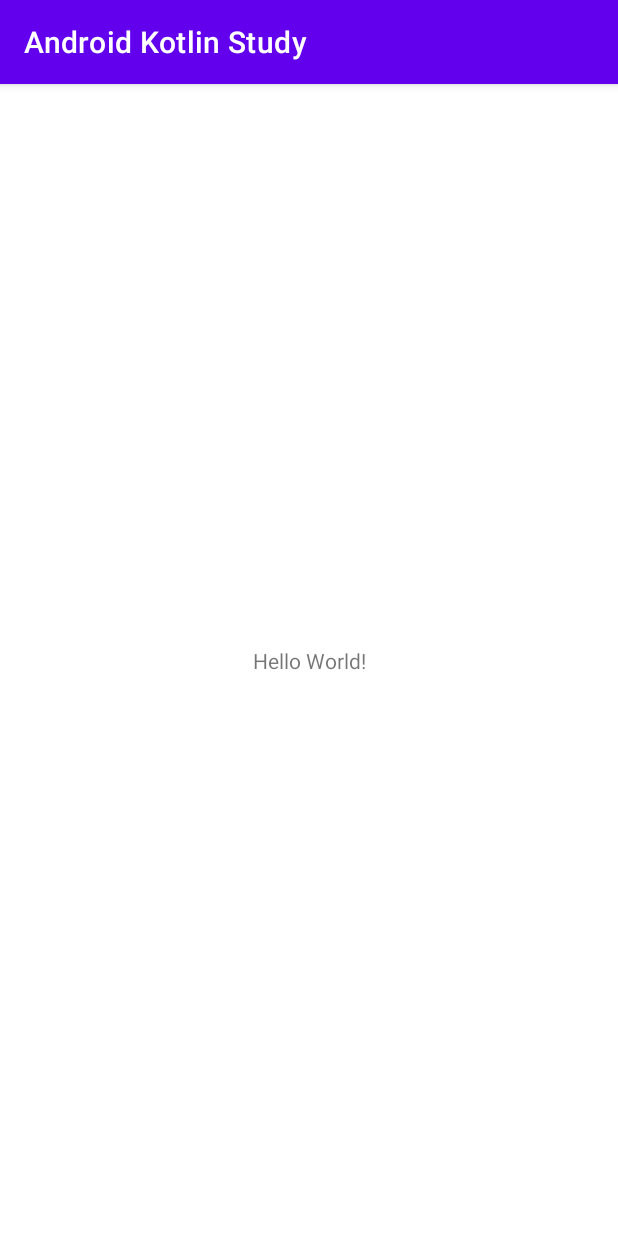
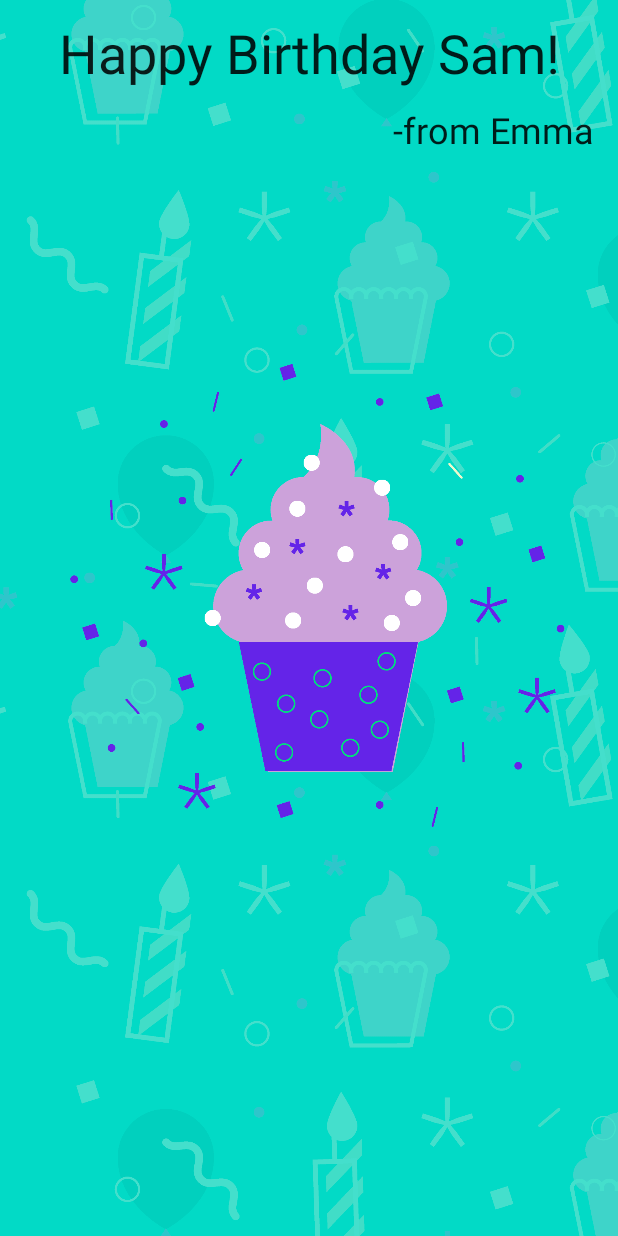
Before and after one commit to ji-dawn/Android-Kotlin-Study, an Android app built with Jetpack Compose: the screen it shows after launch (MainActivity before the commit, BirtdayGreetingActivity after it), on a phone screen of 412 x 824 dp. Run offline under Robolectric (Android 15) with nearby library versions, the phone set to English and light mode, and no system bars.

Commit message:
study: Basic Composable UI
- 학습 내용 : Composable로 Text, Image 삽입. content 위치, 크기 조정

```diff
--- /dev/null
+++ b/app/src/main/java/com/example/androidkotlinstudy/BirtdayGreetingActivity.kt
@@ -0,0 +1,87 @@
+package com.example.androidkotlinstudy
+
+import android.os.Bundle
+import androidx.activity.ComponentActivity
+import androidx.activity.compose.setContent
+import androidx.compose.foundation.Image
+import androidx.compose.foundation.background
+import androidx.compose.foundation.layout.*
+import androidx.compose.material.MaterialTheme
+import androidx.compose.material.Surface
+import androidx.compose.material.Text
+import androidx.compose.runtime.Composable
+import androidx.compose.ui.Alignment
+import androidx.compose.ui.Modifier
+import androidx.compose.ui.graphics.Color
+import androidx.compose.ui.layout.ContentScale
+import androidx.compose.ui.res.painterResource
+import androidx.compose.ui.res.stringResource
+import androidx.compose.ui.tooling.preview.Preview
+import androidx.compose.ui.unit.dp
+import androidx.compose.ui.unit.sp
+import com.example.androidkotlinstudy.ui.theme.AndroidKotlinStudyTheme
+
+class BirtdayGreetingActivity : ComponentActivity() {
+  override fun onCreate(savedInstanceState: Bundle?) {
+    super.onCreate(savedInstanceState)
+    setContent {
+      AndroidKotlinStudyTheme {
+        // A surface container using the 'background' color from the theme
+        Surface(
+          color = MaterialTheme.colors.background
+        ) {
+          BirthdayGreetingWithImage(
+            stringResource(R.string.happy_birthday_text),
+            getString(R.string.signature_text)
+          )
+        }
+      }
+    }
+  }
+}
+
+@Composable
+fun BirthdayGreetingWithText(message: String, from: String, modifier: Modifier = Modifier) {
+  Column(
+    modifier = modifier.fillMaxSize(),
+    verticalArrangement = Arrangement.Top,
+    horizontalAlignment = Alignment.CenterHorizontally
+  ) {
+    Text(
+      text = message,
+      fontSize = 36.sp,
+      modifier = Modifier.padding(top = 16.dp)
+    )
+    Text(
+      text = from,
+      fontSize = 24.sp,
+      modifier = Modifier
+        .padding(top = 16.dp, end = 16.dp)
+        .align(alignment = Alignment.End)
+    )
+  }
+}
+
+@Composable
+fun BirthdayGreetingWithImage(message: String, from: String, modifier: Modifier = Modifier) {
+  val image = painterResource(R.drawable.androidparty)
+  Box {
+    Image(
+      painter = image,
+      contentDescription = null,
+      contentScale = ContentScale.Crop
+    )
+    BirthdayGreetingWithText(message = message, from = from)
+  }
+}
+
+@Preview(showBackground = true)
+@Composable
+fun BirthdayCardPreview() {
+  AndroidKotlinStudyTheme {
+    BirthdayGreetingWithImage(
+      stringResource(R.string.happy_birthday_text),
+      stringResource(R.string.signature_text)
+    )
+  }
+}
--- /dev/null
+++ b/app/src/main/java/com/example/androidkotlinstudy/ui/theme/Color.kt
@@ -0,0 +1,8 @@
+package com.example.androidkotlinstudy.ui.theme
+
+import androidx.compose.ui.graphics.Color
+
+val Purple200 = Color(0xFFBB86FC)
+val Purple500 = Color(0xFF6200EE)
+val Purple700 = Color(0xFF3700B3)
+val Teal200 = Color(0xFF03DAC5)
--- /dev/null
+++ b/app/src/main/java/com/example/androidkotlinstudy/ui/theme/Shape.kt
@@ -0,0 +1,11 @@
+package com.example.androidkotlinstudy.ui.theme
+
+import androidx.compose.foundation.shape.RoundedCornerShape
+import androidx.compose.material.Shapes
+import androidx.compose.ui.unit.dp
+
+val Shapes = Shapes(
+    small = RoundedCornerShape(4.dp),
+    medium = RoundedCornerShape(4.dp),
+    large = RoundedCornerShape(0.dp)
+)
--- /dev/null
+++ b/app/src/main/java/com/example/androidkotlinstudy/ui/theme/Theme.kt
@@ -0,0 +1,47 @@
+package com.example.androidkotlinstudy.ui.theme
+
+import androidx.compose.foundation.isSystemInDarkTheme
+import androidx.compose.material.MaterialTheme
+import androidx.compose.material.darkColors
+import androidx.compose.material.lightColors
+import androidx.compose.runtime.Composable
+
+private val DarkColorPalette = darkColors(
+    primary = Purple200,
+    primaryVariant = Purple700,
+    secondary = Teal200
+)
+
+private val LightColorPalette = lightColors(
+    primary = Purple500,
+    primaryVariant = Purple700,
+    secondary = Teal200
+
+    /* Other default colors to override
+    background = Color.White,
+    surface = Color.White,
+    onPrimary = Color.White,
+    onSecondary = Color.Black,
+    onBackground = Color.Black,
+    onSurface = Color.Black,
+    */
+)
+
+@Composable
+fun AndroidKotlinStudyTheme(
+    darkTheme: Boolean = isSystemInDarkTheme(),
+    content: @Composable () -> Unit
+) {
+    val colors = if (darkTheme) {
+        DarkColorPalette
+    } else {
+        LightColorPalette
+    }
+
+    MaterialTheme(
+        colors = colors,
+        typography = Typography,
+        shapes = Shapes,
+        content = content
+    )
+}
--- /dev/null
+++ b/app/src/main/java/com/example/androidkotlinstudy/ui/theme/Type.kt
@@ -0,0 +1,28 @@
+package com.example.androidkotlinstudy.ui.theme
+
+import androidx.compose.material.Typography
+import androidx.compose.ui.text.TextStyle
+import androidx.compose.ui.text.font.FontFamily
+import androidx.compose.ui.text.font.FontWeight
+import androidx.compose.ui.unit.sp
+
+// Set of Material typography styles to start with
+val Typography = Typography(
+    body1 = TextStyle(
+        fontFamily = FontFamily.Default,
+        fontWeight = FontWeight.Normal,
+        fontSize = 16.sp
+    )
+    /* Other default text styles to override
+    button = TextStyle(
+        fontFamily = FontFamily.Default,
+        fontWeight = FontWeight.W500,
+        fontSize = 14.sp
+    ),
+    caption = TextStyle(
+        fontFamily = FontFamily.Default,
+        fontWeight = FontWeight.Normal,
+        fontSize = 12.sp
+    )
+    */
+)
--- a/app/src/main/res/values/strings.xml
+++ b/app/src/main/res/values/strings.xml
@@ -1,3 +1,7 @@
 <resources>
-    <string name="app_name">Android Kotlin Study</string>
+  <string name="app_name">Android Kotlin Study</string>
+  <string name="title_activity_birtday_greeting">BirtdayGreetingActivity</string>
+  <string name="happy_birthday_text">Happy Birthday Sam!</string>
+  <string name="signature_text">-from Emma</string>
+  <string name="title_activity_text_manager">TextManagerActivity</string>
 </resources>
```
Also changed, not shown: app/build.gradle (+22 -0 lines), app/src/main/AndroidManifest.xml (+12 -2 lines), app/src/main/java/com/example/androidkotlinstudy/MainActivity.kt (+4 -4 lines), app/src/main/java/com/example/androidkotlinstudy/TextManagerActivity.kt (added, +40 -0 lines), build.gradle (+6 -2 lines), app/src/main/res/layout/activity_main.xml (indentation only), app/src/main/res/values/themes.xml (indentation only).
